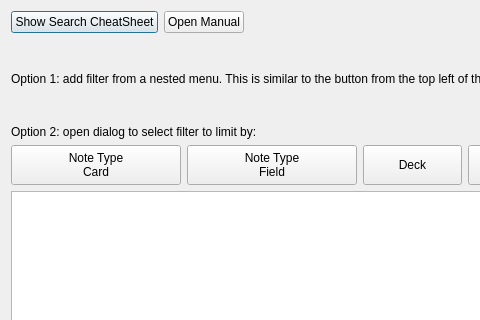
First picture: the form in designer/search_box.ui, repository ijgnd/anki__BetterSearch, before the edit; both pictures show x 0 to 480 and y 0 to 320 of the 997 by 488 pixel window.
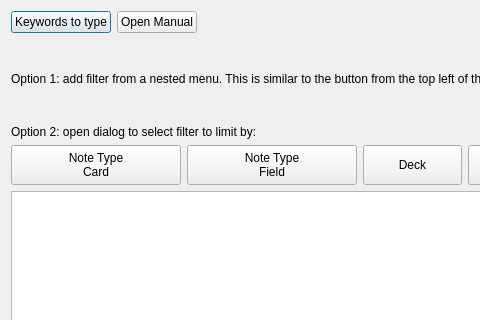
Second picture: the form after the edit.

Commit message: info box only about add-on

```diff
--- a/designer/search_box.ui
+++ b/designer/search_box.ui
@@ -21,7 +21,7 @@
        <item>
         <widget class="QPushButton" name="pb_help_short">
          <property name="text">
-          <string>Show Search CheatSheet</string>
+          <string>Keywords to type</string>
          </property>
         </widget>
        </item>
```
The commit also changes 1 other file.
